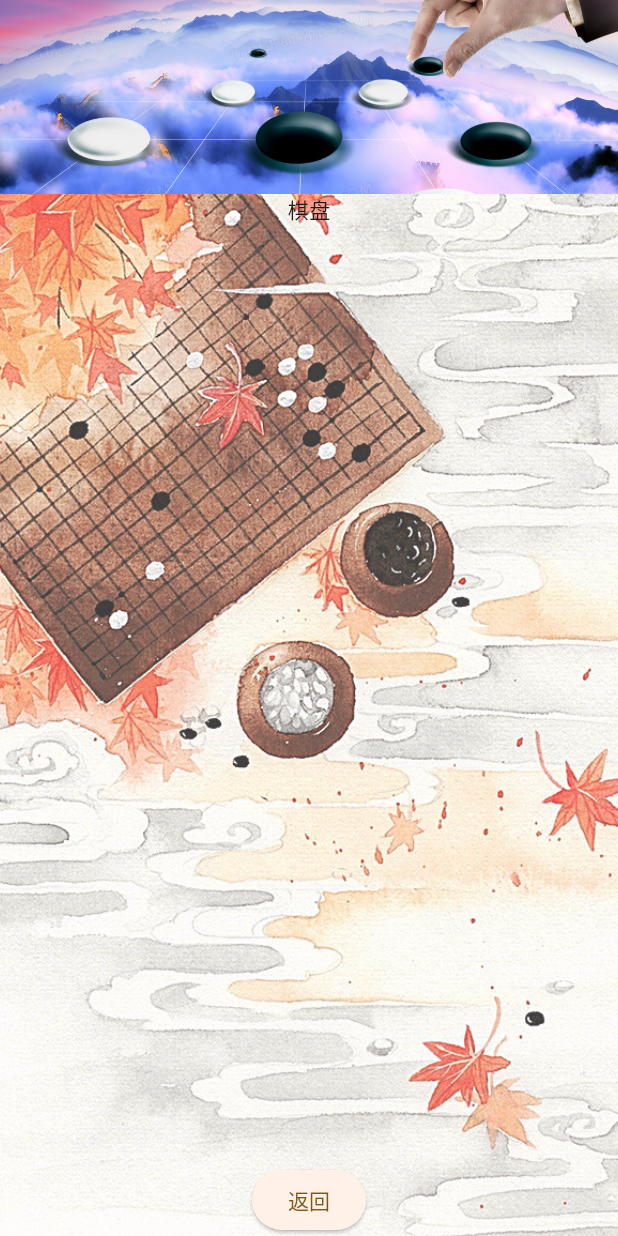
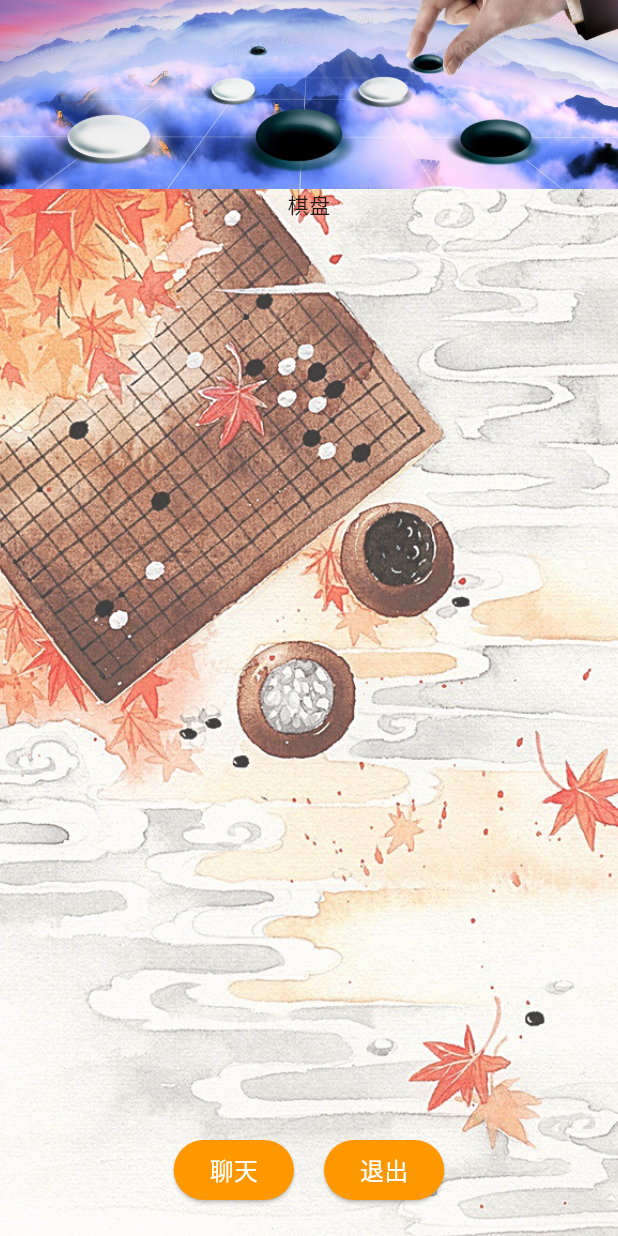
Before and after one commit to mxc-org/flutter_front, a Flutter app: the FightUI widget shown alone on an empty page, opened directly, on a phone screen of 412 x 824 dp. Run offline on Flutter 3.47's test engine with Material 2 defaults, Android fonts, the phone set to English and light mode, and no system bars; our stand-ins replace file_picker; network calls fail.

Commit message:
完善对局页面框架

```diff
--- a/lib/fightUI.dart
+++ b/lib/fightUI.dart
@@ -31,7 +31,9 @@ class _FightUIState extends State<FightUI> {
             child: Container(
               decoration: const BoxDecoration(
                 image: DecorationImage(
-                    image: AssetImage("images/pk.jpg"), fit: BoxFit.cover),
+                  image: AssetImage("images/pk.jpg"),
+                  fit: BoxFit.cover,
+                ),
               ),
               child: Row(),
             ),
@@ -40,10 +42,33 @@ class _FightUIState extends State<FightUI> {
             flex: 5,
             child: Text("棋盘"),
           ),
-          ElevatedButton(
-            onPressed: returnRoomUI,
-            child: const Text("返回"),
+          Row(
+            mainAxisAlignment: MainAxisAlignment.center,
+            children: [
+              ElevatedButton(
+                style: ButtonStyle(
+                  backgroundColor: MaterialStateProperty.all(Colors.orange),
+                ),
+                onPressed: () {},
+                child: const Text(
+                  "聊天",
+                  style: TextStyle(fontSize: 16, color: Colors.white),
+                ),
+              ),
+              const SizedBox(width: 20),
+              ElevatedButton(
+                style: ButtonStyle(
+                  backgroundColor: MaterialStateProperty.all(Colors.orange),
+                ),
+                onPressed: returnRoomUI,
+                child: const Text(
+                  "退出",
+                  style: TextStyle(fontSize: 16, color: Colors.white),
+                ),
+              ),
+            ],
           ),
+          const SizedBox(height: 20)
         ],
       ),
     );
```
